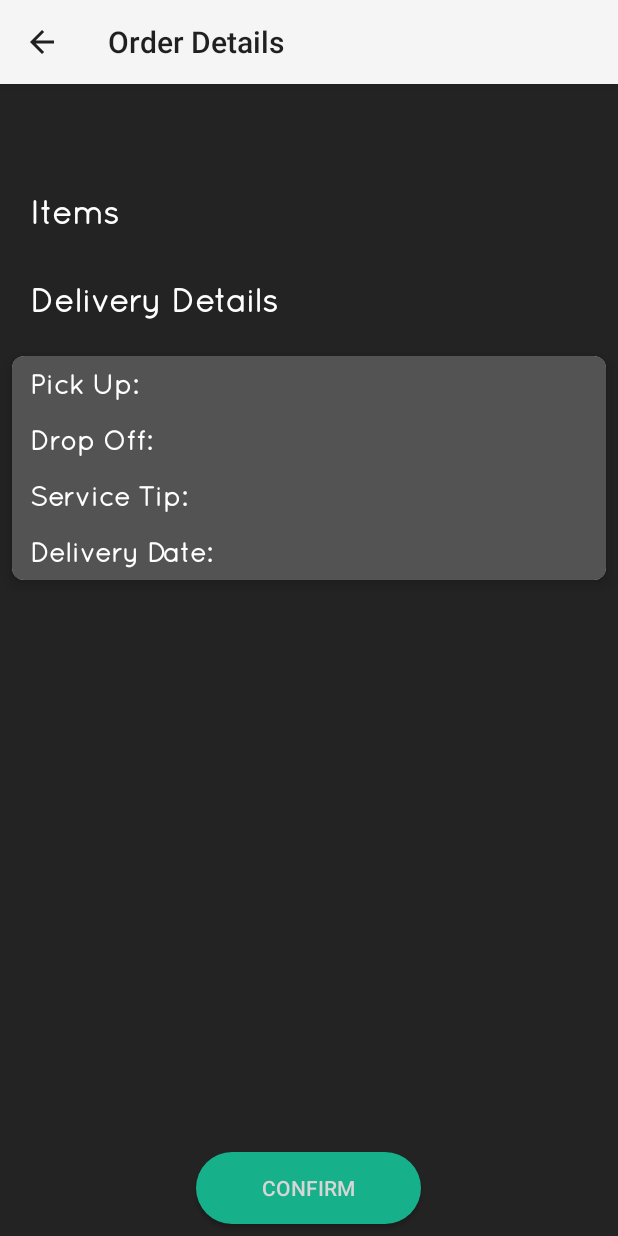
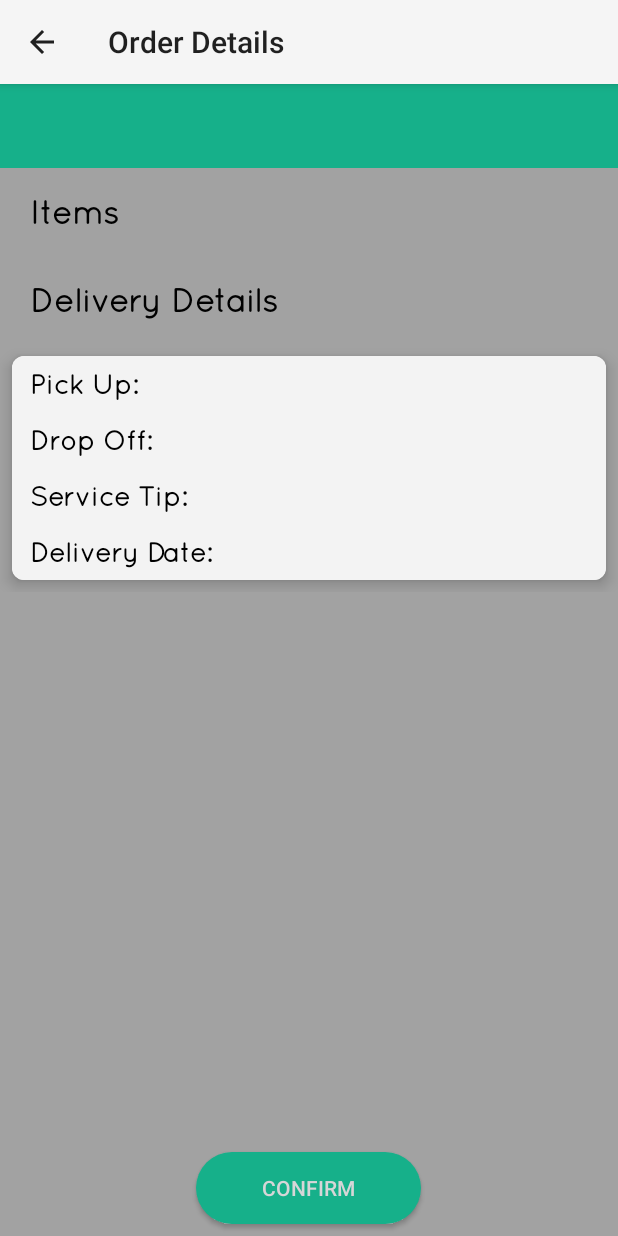
Before and after one commit to AdnanIqbalKhan/Kindred, an Android app: the ItemsDetailsActivity_2 screen opened directly, with no data from a screen before it, on a phone screen of 412 x 824 dp. Run offline under Robolectric (Android 15) with nearby library versions, the phone set to English and light mode, and no system bars; our stand-ins replace Firebase (no records; nobody signed in at launch, a user with empty details on screens opened directly); 1 statement that could not run was skipped.

Commit message:
change theme colors and handle exception caused by image_id

```diff
--- a/app/src/main/AndroidManifest.xml
+++ b/app/src/main/AndroidManifest.xml
@@ -74,7 +74,10 @@
             android:name=".YourOrders"
             android:parentActivityName=".MainActivity"
             android:screenOrientation="portrait" />
-        <activity android:name=".FeedbackActivity"></activity>
+        <activity
+            android:name=".FeedbackActivity"
+            android:parentActivityName=".MainActivity"
+            android:screenOrientation="portrait"/>
     </application>
 
 </manifest>
--- a/app/src/main/java/com/kindred/kindred/SetAvatarActivity.java
+++ b/app/src/main/java/com/kindred/kindred/SetAvatarActivity.java
@@ -33,7 +33,7 @@ public class SetAvatarActivity extends AppCompatActivity implements AdapterView.
     private DatabaseReference mDatabase;
 
     Button changeAvatarBrn;
-    int finalImageId;
+    private int finalImageId = R.drawable.boy_1;
 
     String email;
     String name;
--- a/app/src/main/res/layout/activity_chat.xml
+++ b/app/src/main/res/layout/activity_chat.xml
@@ -12,7 +12,7 @@
         layout="@layout/app_bar_layout"
         app:layout_constraintEnd_toEndOf="parent"
         app:layout_constraintStart_toStartOf="parent"
-        app:layout_constraintTop_toTopOf="parent"/>
+        app:layout_constraintTop_toTopOf="parent" />
 
     <android.support.v4.widget.SwipeRefreshLayout
         android:id="@+id/chat_swip_msg_layout"
@@ -22,10 +22,10 @@
         android:layout_alignBottom="@+id/chat_linear_layout_msg"
         android:layout_alignParentStart="true"
         android:layout_below="@+id/chat_app_bar"
+        android:background="@color/colorPrimaryDark"
         app:layout_constraintBottom_toTopOf="@+id/chat_linear_layout_msg"
         app:layout_constraintEnd_toEndOf="parent"
         app:layout_constraintStart_toStartOf="parent"
-        android:background="@color/colorPrimary"
         app:layout_constraintTop_toBottomOf="@+id/chat_app_bar">
 
         <android.support.v7.widget.RecyclerView
--- a/app/src/main/res/layout/activity_settings.xml
+++ b/app/src/main/res/layout/activity_settings.xml
@@ -5,7 +5,7 @@
     android:id="@+id/settings_constraintLayout"
     android:layout_width="match_parent"
     android:layout_height="match_parent"
-    android:background="@color/colorPrimary"
+    android:background="@color/colorPrimaryDark"
     tools:context="com.kindred.kindred.SettingsActivity">
 
 
--- a/app/src/main/res/layout/app_bar_layout.xml
+++ b/app/src/main/res/layout/app_bar_layout.xml
@@ -4,7 +4,7 @@
     android:id="@+id/main_app_bar"
     android:layout_width="match_parent"
     android:layout_height="wrap_content"
-    android:background="@color/colorPrimaryDark"
+    android:background="@color/colorAccent"
     android:textColor="@color/colorText"
     android:theme="@style/ThemeOverlay.AppCompat.Dark.ActionBar">
 
--- a/app/src/main/res/values/colors.xml
+++ b/app/src/main/res/values/colors.xml
@@ -1,8 +1,7 @@
 <?xml version="1.0" encoding="utf-8"?>
 <resources>
-    <color name='colorPrimaryDark'>#232323</color>
-    <color name='colorDim'>#D8D8D8</color>
-    <color name="colorText">#ffffff</color>
-    <color name="colorPrimary">#535353</color>
+    <color name='colorPrimaryDark'>#a2a2a2</color>
+    <color name="colorText">#000000</color>
+    <color name="colorPrimary">#f3f3f3</color>
     <color name="colorAccent">#16b08a</color>
 </resources>
```
Also changed, not shown: app/src/main/java/com/kindred/kindred/OrdersViewHolder.java (+12 -27 lines), app/src/main/res/layout/chat_custom_bar.xml (+4 -3 lines).
